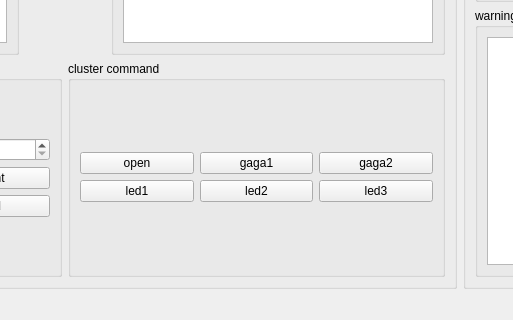
chenhangwei/usv_workspace, file src/gs_gui/resource/gs_ui.ui: the form before one commit; both pictures show x 336 to 849 and y 306 to 626 of the 1200 by 626 pixel window.
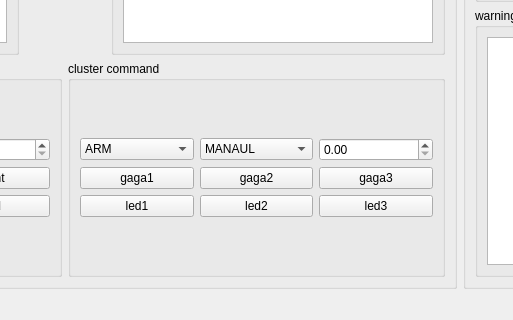
The form after the commit.

```diff
--- a/src/gs_gui/resource/gs_ui.ui
+++ b/src/gs_gui/resource/gs_ui.ui
@@ -185,47 +185,83 @@
             <item>
              <layout class="QGridLayout" name="gridLayout_3">
               <item row="1" column="0">
+               <widget class="QPushButton" name="gaga1_pushButton">
+                <property name="text">
+                 <string>gaga1</string>
+                </property>
+               </widget>
+              </item>
+              <item row="0" column="1">
+               <widget class="QComboBox" name="cluster_setmode_comboBox">
+                <item>
+                 <property name="text">
+                  <string>MANAUL</string>
+                 </property>
+                </item>
+                <item>
+                 <property name="text">
+                  <string>GUIDED</string>
+                 </property>
+                </item>
+                <item>
+                 <property name="text">
+                  <string>AUTO</string>
+                 </property>
+                </item>
+               </widget>
+              </item>
+              <item row="2" column="0">
                <widget class="QPushButton" name="led1_pushButton">
                 <property name="text">
                  <string>led1</string>
                 </property>
                </widget>
               </item>
-              <item row="1" column="1">
+              <item row="2" column="1">
                <widget class="QPushButton" name="led2_pushButton">
                 <property name="text">
                  <string>led2</string>
                 </property>
                </widget>
               </item>
-              <item row="0" column="1">
-               <widget class="QPushButton" name="gaga1_pushButton">
-                <property name="text">
-                 <string>gaga1</string>
-                </property>
+              <item row="0" column="0">
+               <widget class="QComboBox" name="arm_comboBox">
+                <item>
+                 <property name="text">
+                  <string>ARM</string>
+                 </property>
+                </item>
+                <item>
+                 <property name="text">
+                  <string>DISARM</string>
+                 </property>
+                </item>
                </widget>
               </item>
-              <item row="1" column="2">
+              <item row="2" column="2">
                <widget class="QPushButton" name="led3_pushButton">
                 <property name="text">
                  <string>led3</string>
                 </property>
                </widget>
               </item>
-              <item row="0" column="0">
-               <widget class="QPushButton" name="open_pushButton">
-                <property name="text">
-                 <string>open</string>
-                </property>
-               </widget>
-              </item>
-              <item row="0" column="2">
+              <item row="1" column="1">
                <widget class="QPushButton" name="gaga2_pushButton">
                 <property name="text">
                  <string>gaga2</string>
                 </property>
                </widget>
               </item>
+              <item row="0" column="2">
+               <widget class="QDoubleSpinBox" name="cluster_speed_doubleSpinBox"/>
+              </item>
+              <item row="1" column="2">
+               <widget class="QPushButton" name="gaga3_pushButton">
+                <property name="text">
+                 <string>gaga3</string>
+                </property>
+               </widget>
+              </item>
              </layout>
             </item>
            </layout>
```
Left out of the diff: 36 changed lines with no effect on the pictures.
